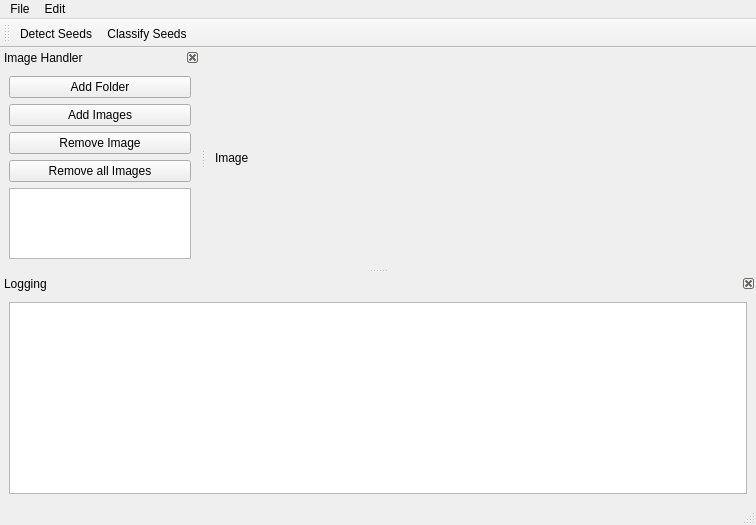
Above: ImageViewer.ui from SilvioGiancola/ImageHandler before the change. Below: the same form after it.
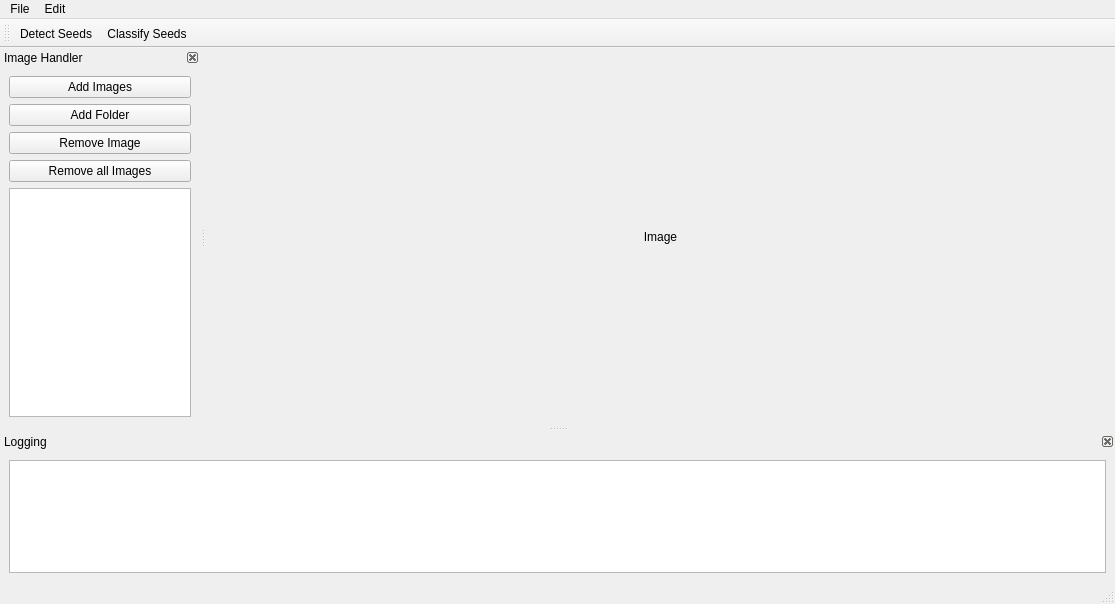
That is the form after the change.

Patch:
```diff
--- a/ImageViewer.ui
+++ b/ImageViewer.ui
@@ -6,8 +6,8 @@
    <rect>
     <x>0</x>
     <y>0</y>
-    <width>756</width>
-    <height>525</height>
+    <width>1115</width>
+    <height>604</height>
    </rect>
   </property>
   <property name="windowTitle">
@@ -20,6 +20,9 @@
       <property name="text">
        <string>Image</string>
       </property>
+      <property name="alignment">
+       <set>Qt::AlignCenter</set>
+      </property>
      </widget>
     </item>
    </layout>
@@ -29,7 +32,7 @@
     <rect>
      <x>0</x>
      <y>0</y>
-     <width>756</width>
+     <width>1115</width>
      <height>22</height>
     </rect>
    </property>
@@ -83,13 +86,6 @@
    </attribute>
    <widget class="QWidget" name="dockWidgetContents">
     <layout class="QVBoxLayout" name="verticalLayout_2">
-     <item>
-      <widget class="QPushButton" name="pushButton_addFolder">
-       <property name="text">
-        <string>Add Folder</string>
-       </property>
-      </widget>
-     </item>
      <item>
       <widget class="QPushButton" name="pushButton_addImages">
        <property name="text">
@@ -97,6 +93,13 @@
        </property>
       </widget>
      </item>
+     <item>
+      <widget class="QPushButton" name="pushButton_addFolder">
+       <property name="text">
+        <string>Add Folder</string>
+       </property>
+      </widget>
+     </item>
      <item>
       <widget class="QPushButton" name="pushButton_removeImage">
        <property name="text">
@@ -122,6 +125,12 @@
    </widget>
   </widget>
   <widget class="QDockWidget" name="dockWidget_Logging">
+   <property name="maximumSize">
+    <size>
+     <width>524287</width>
+     <height>150</height>
+    </size>
+   </property>
    <property name="features">
     <set>QDockWidget::DockWidgetClosable</set>
    </property>
```
Left out of the diff: 2 changed lines with no effect on the pictures.
